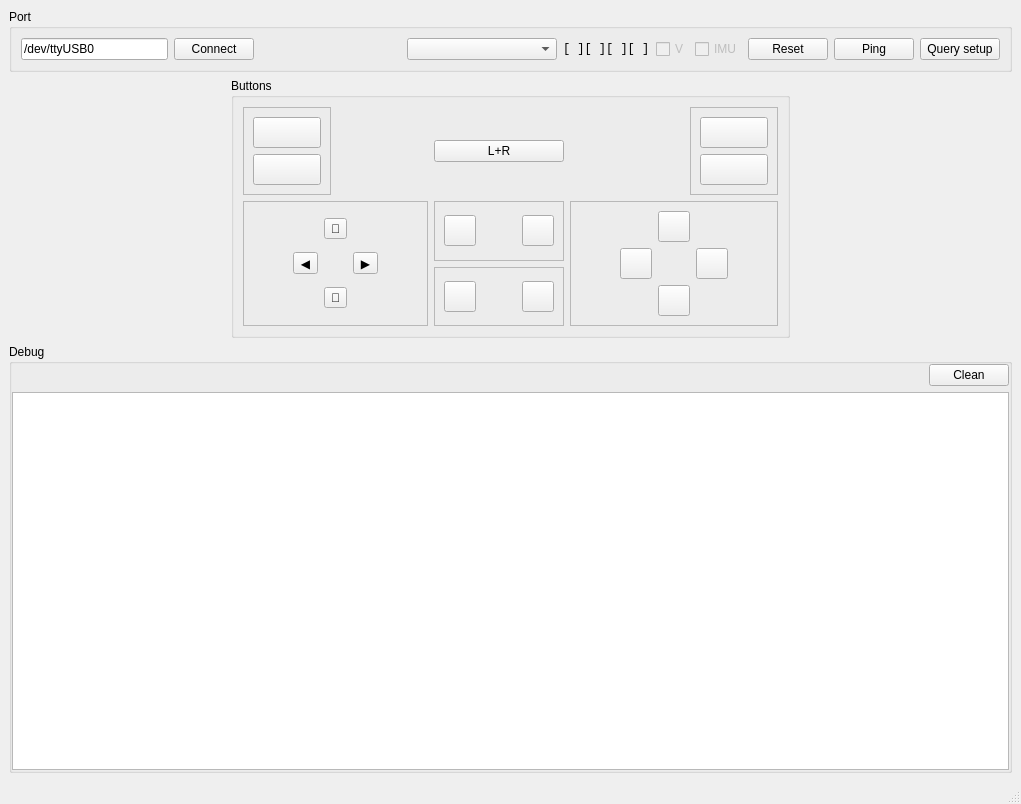
Old version of the form src/nxusb_main.ui in the repository Wohlstand/NXUSB-UART-Client.
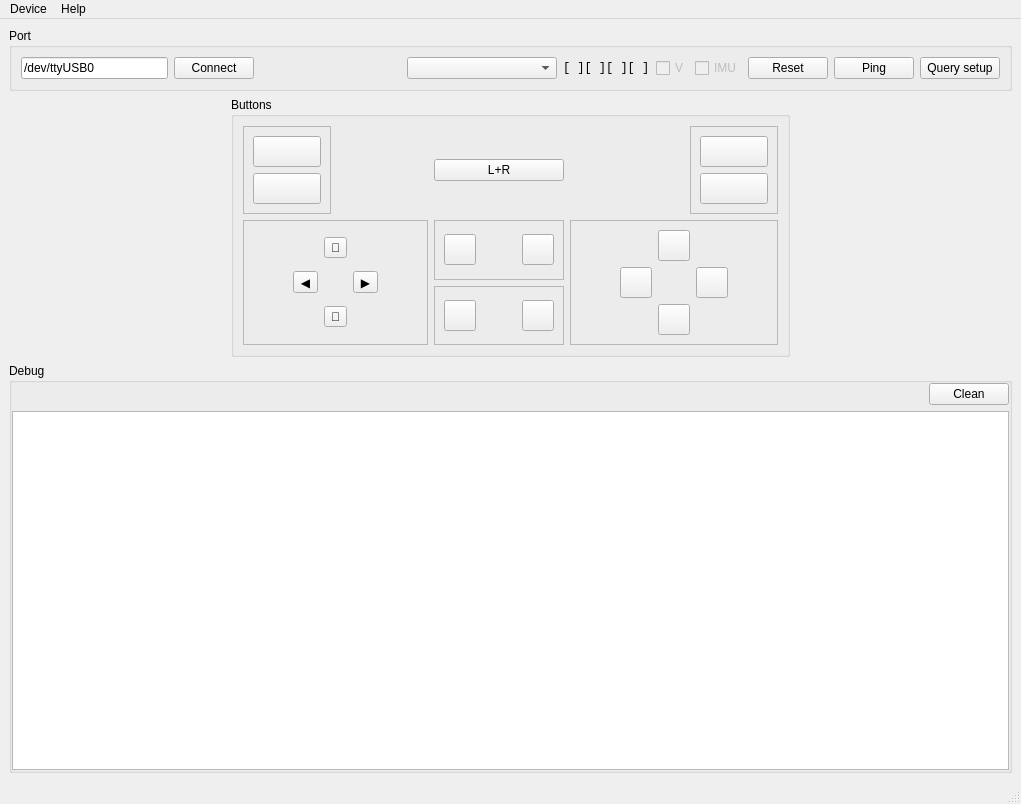
New version of the form. Icons and pictures are not drawn.

```diff
--- a/src/nxusb_main.ui
+++ b/src/nxusb_main.ui
@@ -629,6 +629,20 @@
      <height>20</height>
     </rect>
    </property>
+   <widget class="QMenu" name="menuDevice">
+    <property name="title">
+     <string>Device</string>
+    </property>
+    <addaction name="actionQuit"/>
+   </widget>
+   <widget class="QMenu" name="menuHelp">
+    <property name="title">
+     <string>Help</string>
+    </property>
+    <addaction name="actionAbout"/>
+   </widget>
+   <addaction name="menuDevice"/>
+   <addaction name="menuHelp"/>
   </widget>
   <widget class="QStatusBar" name="statusbar"/>
  </widget>
```
Left out of the diff: 16 changed lines with no effect on the pictures.
